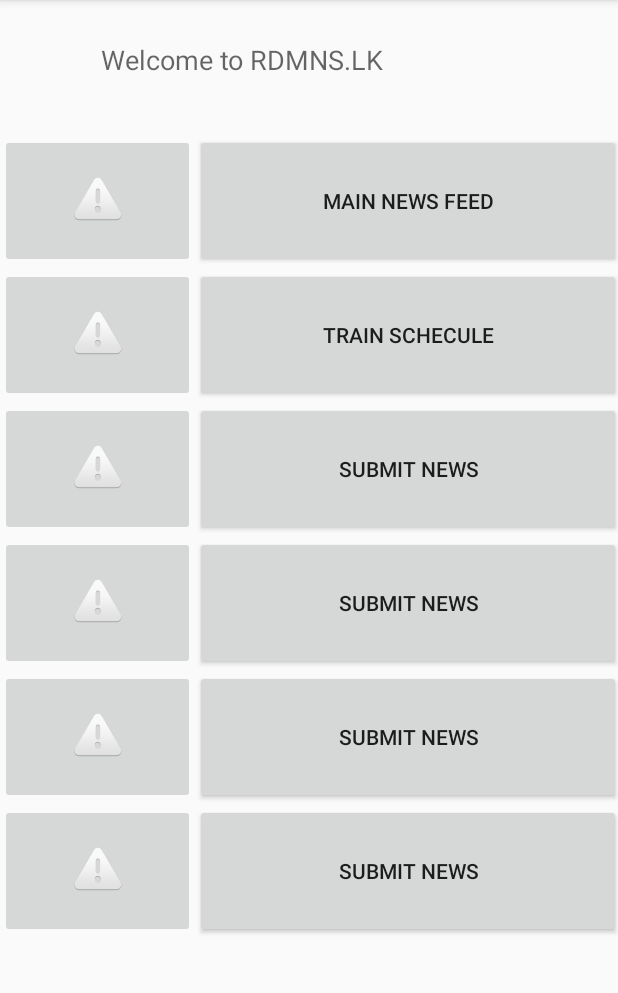
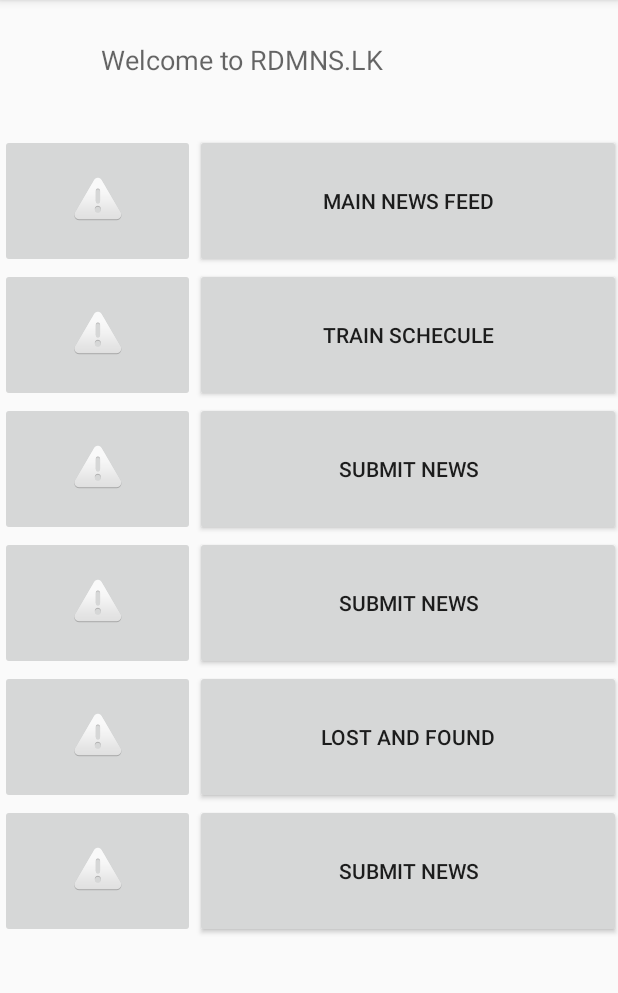
Before and after one commit to niroshan-ran/RDMNS_LK_REDESIGNED, an Android app: the screen it shows after launch (MainActivity), on a phone screen of 412 x 824 dp, the part 84-1077 px from its top. Run offline under Robolectric (Android 15) with nearby library versions, the phone set to English and light mode, and no system bars.

Commit message:
mereged from master  changes applied

```diff
--- a/app/src/main/AndroidManifest.xml
+++ b/app/src/main/AndroidManifest.xml
@@ -23,6 +23,7 @@
         <activity android:name=".Contact_Stations" />
         <activity android:name=".Contact_Security" />
         <activity android:name=".Complaint_Submit" />
+        <activity android:name=".lost_foun_main" />
         <activity android:name=".MainActivity">
             <intent-filter>
                 <action android:name="android.intent.action.MAIN" />
--- a/app/src/main/java/com/uee/rdmns_lk_redesigned/MainActivity.java
+++ b/app/src/main/java/com/uee/rdmns_lk_redesigned/MainActivity.java
@@ -16,6 +16,7 @@ public class MainActivity extends AppCompatActivity {
 
         final Button buttonTrainSchedule = (Button) findViewById(R.id.trainSchedules);
         final Button buttonNewsFeed = (Button) findViewById(R.id.main_news_feed);
+        final Button btnLostFound = (Button) findViewById(R.id.btnLostFound);
 
         buttonTrainSchedule.setOnClickListener(new View.OnClickListener() {
             @Override
@@ -32,6 +33,16 @@ public class MainActivity extends AppCompatActivity {
                 startActivity(i);
             }
         });
+
+        btnLostFound.setOnClickListener(new View.OnClickListener() {
+            @Override
+            public void onClick(View view) {
+                Intent i = new Intent(MainActivity.this, lost_foun_main.class);
+                startActivity(i);
+            }
+        });
+
+
     }
 
 
--- a/app/src/main/res/layout/activity_main.xml
+++ b/app/src/main/res/layout/activity_main.xml
@@ -194,10 +194,10 @@
                 android:layout_height="match_parent">
 
                 <Button
-                    android:id="@+id/button5"
+                    android:id="@+id/btnLostFound"
                     android:layout_width="match_parent"
                     android:layout_height="match_parent"
-                    android:text="@string/button_text" />
+                    android:text="@string/lost_and_found" />
             </RelativeLayout>
         </LinearLayout>
     </RelativeLayout>
--- a/app/src/main/res/values/strings.xml
+++ b/app/src/main/res/values/strings.xml
@@ -22,6 +22,7 @@
     <string name="title_activity_train_schedule">TrainSchedule</string>
     <string name="Train_Schecule">Train Schecule</string>
     <string name="main_news_feed">Main News Feed</string>
+    <string name="lost_and_found">Lost And Found</string>
     <!-- TODO: Remove or change this placeholder text -->
     <string name="hello_blank_fragment">Hello blank fragment</string>
 </resources>
```
